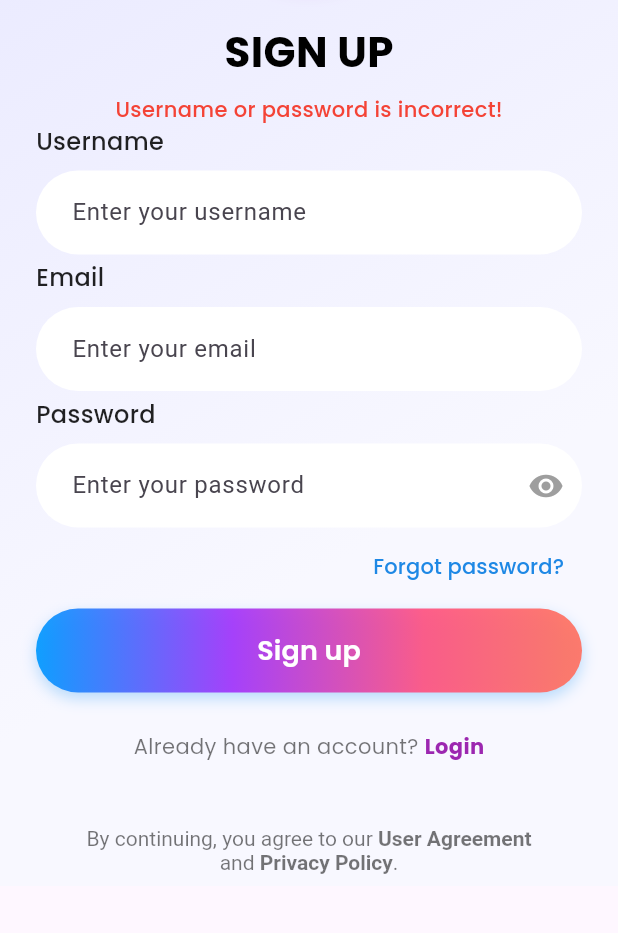
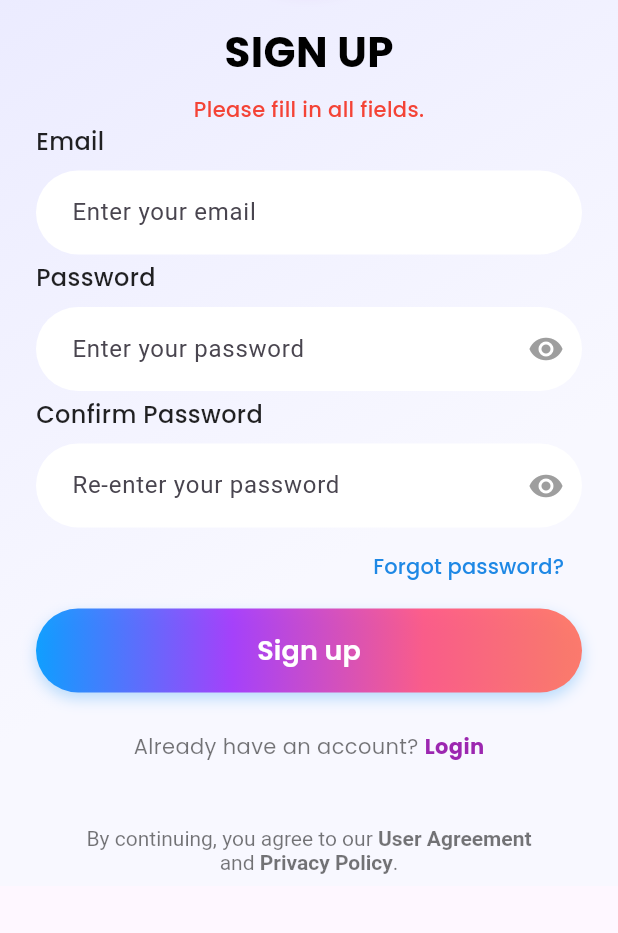
Before and after one commit to ngductuan/AMD-21KTPM-AI-Chat-App, a Flutter app: the SignUpScreen screen opened directly, after a tap on "Sign up", on a phone screen of 412 x 824 dp, the part 263-1196 px from its top. Run offline on Flutter 3.47's test engine with Material 3 defaults, Android fonts, the phone set to English and light mode, and no system bars; our stand-ins replace another_flushbar, dotted_border, firebase_auth, firebase_core, flutter_svg, google_fonts and 3 more; accounts and stored records are empty.

Commit message:
Finish SignIn + Signup

```diff
--- a/lib/src/pages/authentication/views/sign_up.dart
+++ b/lib/src/pages/authentication/views/sign_up.dart
@@ -1,10 +1,14 @@
-import 'package:eco_chat_bot/src/constants/colors.dart';
-import 'package:eco_chat_bot/src/pages/authentication/views/login.dart';
-import 'package:eco_chat_bot/src/pages/authentication/views/verification_email.dart';
+import 'dart:convert';
 import 'package:flutter/material.dart';
 import 'package:google_fonts/google_fonts.dart';
+import 'package:http/http.dart' as http;
+import 'package:shared_preferences/shared_preferences.dart';
 import '../../../widgets/input_field.dart';
 import '../../../widgets/gradient_button.dart';
+import 'login.dart';
+import 'verification_email.dart';
+import 'package:eco_chat_bot/src/pages/general/views/home.dart';
+import '../../../constants/colors.dart';
 
 class SignUpScreen extends StatefulWidget {
   const SignUpScreen({Key? key}) : super(key: key);
@@ -14,16 +18,120 @@ class SignUpScreen extends StatefulWidget {
 }
 
 class _SignUpScreenState extends State<SignUpScreen> {
-  final TextEditingController _usernameController = TextEditingController();
   final TextEditingController _emailController = TextEditingController();
   final TextEditingController _passwordController = TextEditingController();
+  final TextEditingController _confirmPasswordController =
+      TextEditingController();
+
   String _errorMessage = '';
 
   @override
   void dispose() {
-    _usernameController.dispose();
+    _emailController.dispose();
     _passwordController.dispose();
+    _confirmPasswordController.dispose();
     super.dispose();
+  }
+
+  Future<void> _signUp() async {
+    final email = _emailController.text.trim();
+    final password = _passwordController.text;
+    final confirmPassword = _confirmPasswordController.text;
+
+    if (email.isEmpty || password.isEmpty || confirmPassword.isEmpty) {
+      setState(() {
+        _errorMessage = 'Please fill in all fields.';
+      });
+      return;
+    }
+
+    if (password != confirmPassword) {
+      setState(() {
+        _errorMessage = 'Passwords do not match.';
+      });
+      return;
+    }
+
+    if (email.isEmpty || password.isEmpty) {
+      setState(() {
+        _errorMessage = 'Email or password cannot be empty.';
+      });
+      return;
+    }
+
+    final url =
+        Uri.parse('https://auth-api.jarvis.cx/api/v1/auth/password/sign-up');
+
+    final headers = {
+      'X-Stack-Access-Type': 'client',
+      'X-Stack-Project-Id': '45a1e2fd-77ee-4872-9fb7-987b8c119633',
+      'X-Stack-Publishable-Client-Key':
+          'pck_7wjweasxxnfspvr20dvmyd9pjj0p9kp755bxxcm4ae1er',
+      'Content-Type': 'application/json',
+    };
+
+    final body = jsonEncode({
+      "email": email,
+      "password": password,
+      "verification_callback_url":
+          "https://auth.dev.jarvis.cx/handler/email-verification?after_auth_return_to=%2Fauth%2Fsignin%3Fclient_id%3Djarvis_chat%26redirect%3Dhttps%253A%252F%252Fchat.dev.jarvis.cx%252Fauth%252Foauth%252Fsuccess"
+    });
+
+    try {
+      print("🔁 Sending signup request...");
+
+      var request = http.Request('POST', url);
+      request.headers.addAll(headers);
+      request.body = body;
+
+      http.StreamedResponse response = await request.send();
+
+      final responseBody = await response.stream.bytesToString();
+
+      print("✅ Status code: ${response.statusCode}");
+      print("📦 Response: $responseBody");
+
+      if (response.statusCode == 200 || response.statusCode == 201) {
+        final responseJson = jsonDecode(responseBody);
+
+        final prefs = await SharedPreferences.getInstance();
+        await prefs.setString('access_token', responseJson['access_token']);
+        await prefs.setString('refresh_token', responseJson['refresh_token']);
+        await prefs.setString('email', email);
+        await prefs.setString('user_id', responseJson['user_id']);
+
+        print("🔐 Access token saved: ${responseJson['access_token']}");
+
+        // ✅ Hiện thông báo đăng ký thành công
+        if (mounted) {
+          ScaffoldMessenger.of(context).showSnackBar(
+            SnackBar(
+              content: Text(
+                'Đăng ký tài khoản thành công!',
+                style: const TextStyle(color: Colors.white),
+              ),
+              backgroundColor: Colors.green,
+              behavior: SnackBarBehavior.floating,
+              duration: const Duration(seconds: 2),
+            ),
+          );
+
+          // ✅ Điều hướng sang Home sau khi hiển thị SnackBar
+          Future.delayed(const Duration(milliseconds: 800), () {
+            Navigator.pushNamedAndRemoveUntil(
+              context,
+              HomeScreen.routeName,
+              (route) => false,
+            );
+          });
+        }
+      }
+    } catch (e) {
+      print("❌ Error during sign-up: $e");
+      setState(() {
+        _errorMessage = 'Network error: $e';
+      });
+    }
   }
 
   @override
@@ -85,8 +193,6 @@ class _SignUpScreenState extends State<SignUpScreen> {
                               color: Colors.black,
                             ),
                           ),
-
-                          //Error message
                           if (_errorMessage.isNotEmpty) ...[
                             Padding(
                               padding: const EdgeInsets.only(top: 8.0),
@@ -100,25 +206,19 @@ class _SignUpScreenState extends State<SignUpScreen> {
                               ),
                             ),
                           ] else ...[
-                            SizedBox(height: 10),
+                            const SizedBox(height: 10),
                           ],
 
-                          InputField(
-                            label: 'Username',
-                            controller: _usernameController,
-                            hintText: 'Enter your username',
-                            keyboardType: TextInputType.text,
-                          ),
-                          const SizedBox(height: 4),
-
+                          // Email
                           InputField(
                             label: 'Email',
                             controller: _emailController,
                             hintText: 'Enter your email',
-                            keyboardType: TextInputType.text,
+                            keyboardType: TextInputType.emailAddress,
                           ),
                           const SizedBox(height: 4),
 
+                          // Password
                           InputField(
                             label: 'Password',
                             controller: _passwordController,
@@ -126,9 +226,19 @@ class _SignUpScreenState extends State<SignUpScreen> {
                             isPassword: true,
                             keyboardType: TextInputType.text,
                           ),
+                          const SizedBox(height: 4),
+
+                          // Comfirm Password
+                          InputField(
+                            label: 'Confirm Password',
+                            controller: _confirmPasswordController,
+                            hintText: 'Re-enter your password',
+                            isPassword: true,
+                            keyboardType: TextInputType.text,
+                          ),
                           const SizedBox(height: 2),
 
-                          // Forgot Password
+                          //Forgot Password?
                           Align(
                             alignment: Alignment.centerRight,
                             child: TextButton(
@@ -157,23 +267,11 @@ class _SignUpScreenState extends State<SignUpScreen> {
 
                     const SizedBox(height: 4),
 
-                    // Buttons
                     Padding(
                       padding: const EdgeInsets.symmetric(horizontal: 24.0),
                       child: Column(
                         children: [
-                          buildGradientButton(context, "Sign up", () {
-                            setState(() {
-                              if (_usernameController.text.isEmpty ||
-                                  _passwordController.text.isEmpty) {
-                                _errorMessage =
-                                    'Username or password is incorrect!';
-                              } else {
-                                _errorMessage = '';
-                                // Handle login logic here
-                              }
-                            });
-                          }),
+                          buildGradientButton(context, "Sign up", _signUp),
                           const SizedBox(height: 16),
                         ],
                       ),
@@ -181,7 +279,6 @@ class _SignUpScreenState extends State<SignUpScreen> {
 
                     const SizedBox(height: 10),
 
-                    // Login
                     Row(
                       mainAxisAlignment: MainAxisAlignment.center,
                       children: [
@@ -232,7 +329,6 @@ class _SignUpScreenState extends State<SignUpScreen> {
 
                     const SizedBox(height: 35),
 
-                    // Terms
                     Padding(
                       padding: const EdgeInsets.symmetric(
                           horizontal: 24.0, vertical: 8.0),
--- a/pubspec.yaml
+++ b/pubspec.yaml
@@ -34,6 +34,8 @@ dependencies:
   cached_network_image: ^3.3.1
   wave: ^0.2.2
   dotted_border: ^2.1.0
+  http: ^1.1.0
+  shared_preferences: ^2.2.2
 
 dev_dependencies:
   flutter_test:
```
Also changed, not shown: lib/src/pages/authentication/views/login.dart (+68 -17 lines), lib/src/pages/profile/views/profile.dart (+28 -4 lines), pubspec.lock.
